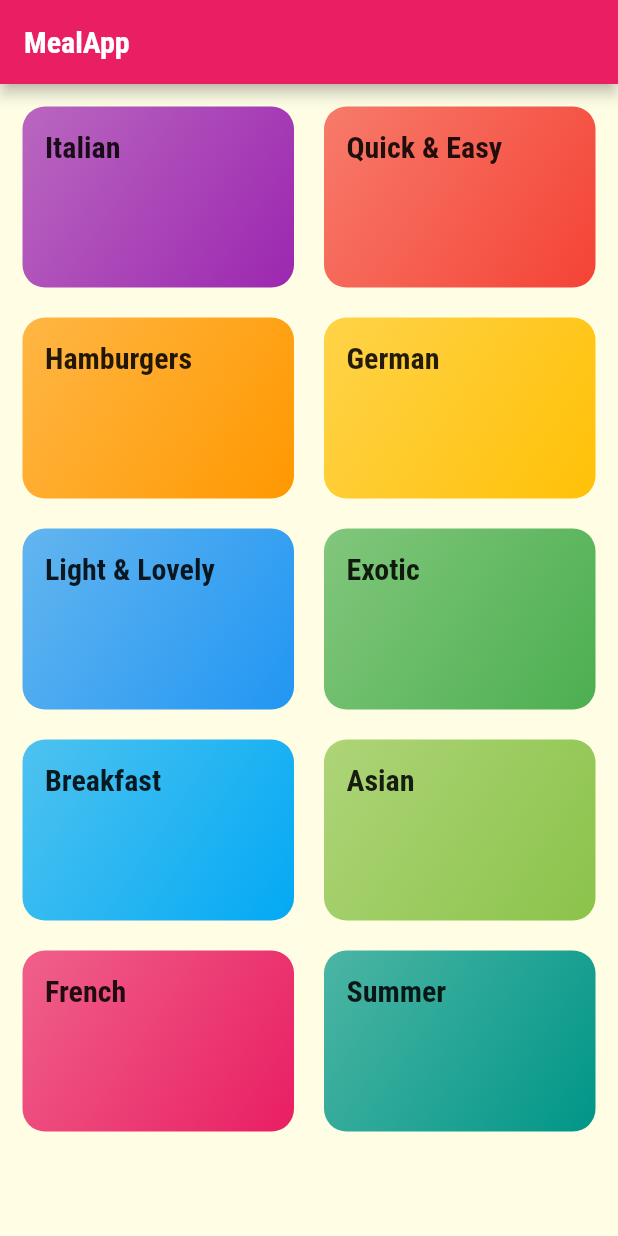
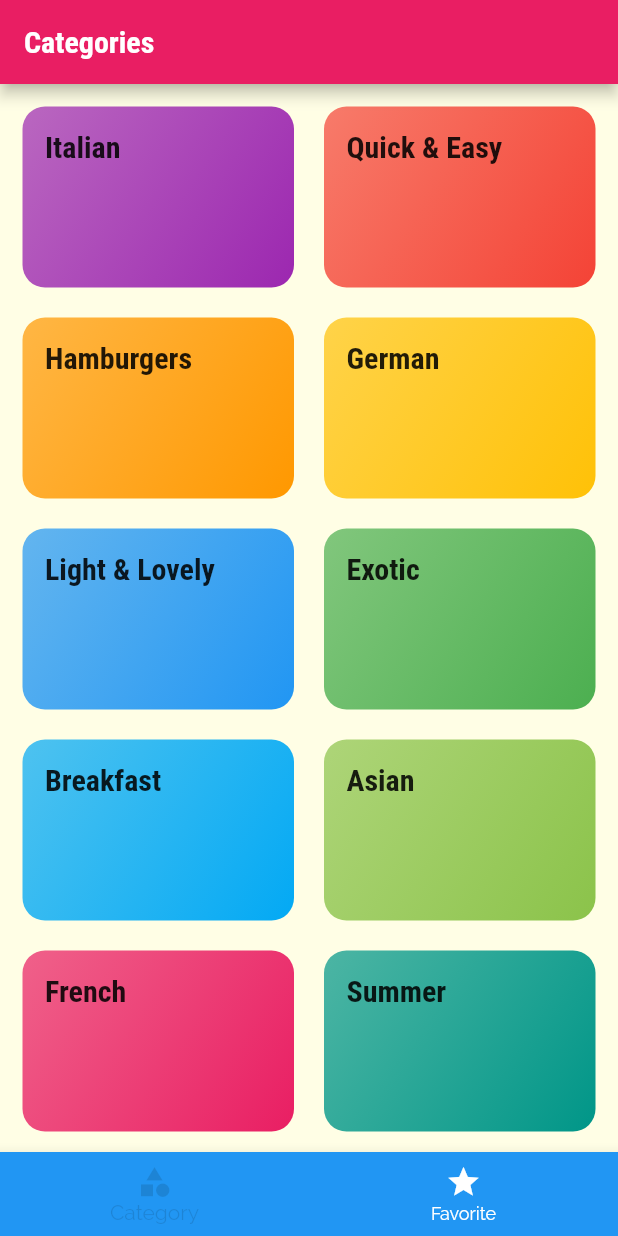
Before and after one commit to denbarkin/flutter-meal-app, a Flutter app: the screen it shows after launch, on a phone screen of 412 x 824 dp. Run offline on Flutter 3.47's test engine with Material 2 defaults, Android fonts, the phone set to English and light mode, and no system bars.

Commit message:
Buttom TabBar add to main screen

```diff
--- a/lib/main.dart
+++ b/lib/main.dart
@@ -1,6 +1,7 @@
 import 'package:flutter/material.dart';
 import 'package:mealapp/screens/category_meals_screen.dart';
 import 'package:mealapp/screens/meal_detail_screen.dart';
+import 'package:mealapp/screens/tabs_screen.dart';
 
 import 'screens/categories_screen.dart';
 
@@ -31,8 +32,9 @@ class MyApp extends StatelessWidget {
         colorScheme: ColorScheme.fromSwatch(primarySwatch: Colors.pink)
             .copyWith(secondary: Colors.amber),
       ),
-      home: const CategoriesScreen(),
+      //home: const CategoriesScreen(),
       routes: <String, WidgetBuilder>{
+        '/': (context) => const TabsScreen(),
         '/category_meals': (ctx) => const CategoryMealScreen(),
         MealDetailScreen.routeName: (ctx) => const MealDetailScreen(),
       },
--- a/lib/screens/categories_screen.dart
+++ b/lib/screens/categories_screen.dart
@@ -7,11 +7,7 @@ class CategoriesScreen extends StatelessWidget {
 
   @override
   Widget build(BuildContext context) {
-    return Scaffold(
-      appBar: AppBar(
-        title: const Text('MealApp'),
-      ),
-      body: GridView(
+    return GridView(
       padding: const EdgeInsets.all(15),
       gridDelegate: const SliverGridDelegateWithMaxCrossAxisExtent(
           maxCrossAxisExtent: 200,
@@ -19,9 +15,9 @@ class CategoriesScreen extends StatelessWidget {
           crossAxisSpacing: 20,
           mainAxisSpacing: 20),
       children: DUMMY_CATEGORIES
-              .map((data) => CategoryItem(
-                  id: data.id, title: data.title, color: data.color))
-              .toList()),
+          .map((data) =>
+              CategoryItem(id: data.id, title: data.title, color: data.color))
+          .toList(),
     );
   }
 }
--- /dev/null
+++ b/lib/screens/favorite_screen.dart
@@ -0,0 +1,12 @@
+import 'package:flutter/material.dart';
+
+class FavoritesScreen extends StatelessWidget {
+  const FavoritesScreen({super.key});
+
+  @override
+  Widget build(BuildContext context) {
+    return Container(
+      child: Center(child: Text('myFavorites:')),
+    );
+  }
+}
--- /dev/null
+++ b/lib/screens/tabs_screen.dart
@@ -0,0 +1,63 @@
+import 'package:flutter/material.dart';
+
+import './favorite_screen.dart';
+import './categories_screen.dart';
+
+class TabsScreen extends StatefulWidget {
+  const TabsScreen({super.key});
+
+  @override
+  _TabsScreenState createState() => _TabsScreenState();
+}
+
+class _TabsScreenState extends State<TabsScreen> {
+  final List<Map<String, Object>> _pages = [
+    {
+      'page': CategoriesScreen(),
+      'title': 'Categories',
+    },
+    {
+      'page': FavoritesScreen(),
+      'title': 'Your Favorite',
+    },
+  ];
+  int _selectedPageIndex = 0;
+
+  void _selectPage(int index) {
+    setState(() {
+      _selectedPageIndex = index;
+    });
+  }
+
+  @override
+  Widget build(BuildContext context) {
+    return Scaffold(
+      appBar: AppBar(
+        title: Text(_pages[_selectedPageIndex]['title'] as String),
+      ),
+      body: _pages[_selectedPageIndex]['page'] as Widget,
+      bottomNavigationBar: BottomNavigationBar(
+        onTap: _selectPage,
+        backgroundColor: Theme.of(context).primaryColor,
+        unselectedItemColor: Colors.white,
+        selectedItemColor: Theme.of(context).focusColor,
+        currentIndex: _selectedPageIndex,
+        // type: BottomNavigationBarType.fixed,
+        items: [
+          BottomNavigationBarItem(
+            backgroundColor: Theme.of(context).primaryColor,
+            icon: const Icon(Icons.category),
+            label: "Category",
+            //title: Text('Categories'),
+          ),
+          BottomNavigationBarItem(
+            backgroundColor: Theme.of(context).primaryColor,
+            icon: const Icon(Icons.star),
+            label: "Favorite",
+            //title: Text('Favorites'),
+          ),
+        ],
+      ),
+    );
+  }
+}
```
Lines whose indentation alone changed are shown as unchanged.
